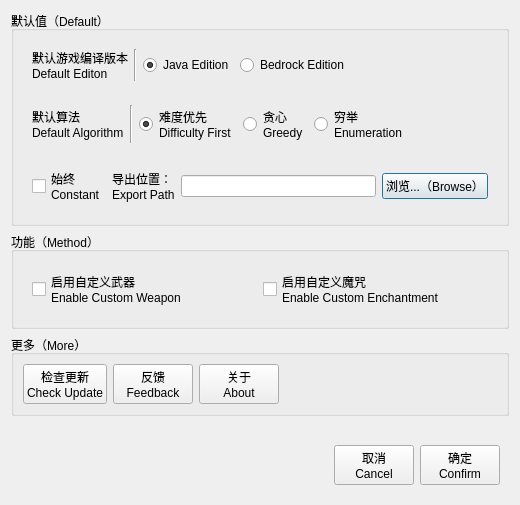
Above: settings.ui from Dinosaur-MC/BestEnchSeq before the change. Below: the same form after it.
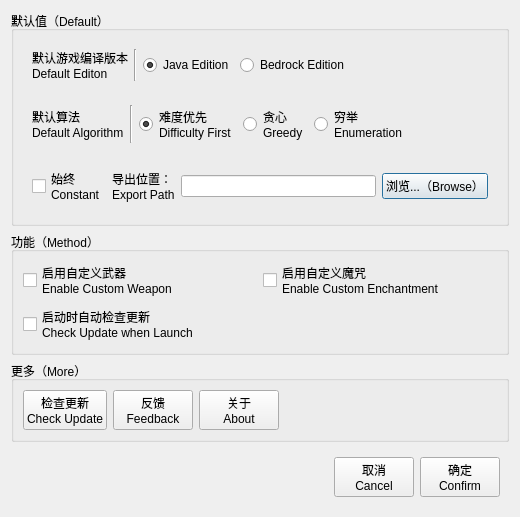
That is the form after the change.

```diff
--- a/settings.ui
+++ b/settings.ui
@@ -174,11 +174,8 @@
        <property name="title">
         <string>功能（Method）</string>
        </property>
-       <layout class="QVBoxLayout" name="verticalLayout_4">
-        <item>
-         <widget class="QWidget" name="widget_2" native="true">
-          <layout class="QGridLayout" name="gridLayout">
-           <item row="0" column="1">
+       <layout class="QGridLayout" name="gridLayout_3">
+        <item row="1" column="1">
             <widget class="QCheckBox" name="cbCustomEn">
              <property name="text">
               <string>启用自定义魔咒
@@ -186,7 +183,7 @@
              </property>
             </widget>
            </item>
-           <item row="0" column="0">
+        <item row="1" column="0">
             <widget class="QCheckBox" name="cbCustomWe">
              <property name="text">
               <string>启用自定义武器
@@ -194,7 +191,12 @@
              </property>
             </widget>
            </item>
-          </layout>
+        <item row="2" column="0">
+         <widget class="QCheckBox" name="cbCheckUpate">
+          <property name="text">
+           <string>启动时自动检查更新
+Check Update when Launch</string>
+          </property>
          </widget>
         </item>
        </layout>
```
Lines whose indentation alone changed are shown as unchanged.
